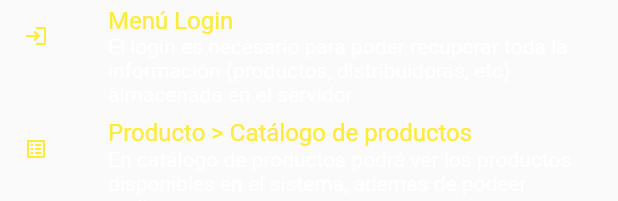
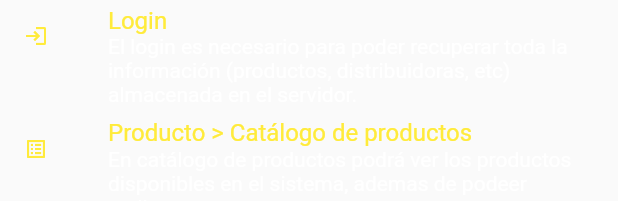
Before and after one commit to Latouquette96/sistema_jugueteria_efrain_v3, a Flutter app: the HomeWidget widget shown alone on an empty page, opened directly, on a phone screen of 412 x 824 dp. Shown: the top 201 px of the screen. Run offline on Flutter 3.47's test engine with Material 2 defaults, Android fonts, the phone set to English and light mode, and no system bars; our stand-ins replace dio, elegant_notification, expansion_tile_card, file_picker, flutter_riverpod, flutter_switch and 5 more; missing offline and left inert: file_selector, flutter_simple_treeview, gsheets, mailto, mysql1, pluto_grid and 4 more; accounts and stored records are empty; statements that could not run were skipped; key blocks and very long unbroken strings in the code were emptied for the run.

Commit message:
Correcciones varias.

```diff
--- a/sistema_jugueteria_efrain_v3/lib/gui/drawer/drawer_login.dart
+++ b/sistema_jugueteria_efrain_v3/lib/gui/drawer/drawer_login.dart
@@ -70,7 +70,7 @@ class _DrawerLoginState extends ConsumerState<DrawerLogin> with ContainerParamet
   ///DrawerLogin: Devuelve el widget de encabezado
   Widget _getWidgetHeader(BuildContext context){
     return DrawerHeaderCustom(
-      title: "Login/Logout",
+      title: "Login al Servidor",
       description: 'Debe loguearse para acceder a funciones vinculadas con el servidor tales como'
           'la actualización de la base de datos, el carrito de ventas, etc.',
       width: 400,
--- a/sistema_jugueteria_efrain_v3/lib/gui/main/home_widget.dart
+++ b/sistema_jugueteria_efrain_v3/lib/gui/main/home_widget.dart
@@ -1,5 +1,6 @@
 import 'package:flutter/material.dart';
 
+///Clase HomeWidget: Modela la clase de inicio con la información relevante de cada sección.
 class HomeWidget extends StatefulWidget {
   const HomeWidget({super.key});
 
@@ -17,7 +18,7 @@ class _HomeWidgetState extends State<HomeWidget>{
 
     //Info: Login
     list.add(const ListTile(
-          title: Text("Menú Login", style: TextStyle(color: Colors.yellow, fontSize: 16),),
+          title: Text("Login", style: TextStyle(color: Colors.yellow, fontSize: 16),),
           subtitle: Text("El login es necesario para poder recuperar toda la información (productos, distribuidoras, etc) almacenada en el servidor.", style: TextStyle(color: Colors.white),),
           leading: Icon(Icons.login, color: Colors.yellow, size: 16,),
         ));
--- a/sistema_jugueteria_efrain_v3/lib/gui/screen/distributor/screen_distributor_catalog.dart
+++ b/sistema_jugueteria_efrain_v3/lib/gui/screen/distributor/screen_distributor_catalog.dart
@@ -10,6 +10,7 @@ import 'package:sistema_jugueteria_efrain_v3/logic/utils/datetime_custom.dart';
 import 'package:sistema_jugueteria_efrain_v3/provider/distributor/distributor_crud_provider.dart';
 import 'package:sistema_jugueteria_efrain_v3/provider/distributor/distributor_provider.dart';
 import 'package:sistema_jugueteria_efrain_v3/provider/distributor/catalog_distributor_provider.dart';
+import 'package:sistema_jugueteria_efrain_v3/provider/login/login_mysql_provider.dart';
 import 'package:sistema_jugueteria_efrain_v3/provider/pluto_state/pluto_row_provider.dart';
 
 ///Clase ScreenDistributorCatalog: Modela un catálogo de distribuidoras.
@@ -31,6 +32,10 @@ class _ScreenDistributorCatalogState extends ConsumerState<ScreenDistributorCata
   void didChangeDependencies() {
     _navigator = Navigator.of(context);
     super.didChangeDependencies();
+  }
+
+  dependOnInheritedWidgetOfExactType(){
+    ref.read(passwordLoginMySQLProvider.notifier);
   }
 
   @override
--- a/sistema_jugueteria_efrain_v3/lib/provider/config/services_provider.dart
+++ b/sistema_jugueteria_efrain_v3/lib/provider/config/services_provider.dart
@@ -26,6 +26,7 @@ class ServiceProvider {
       await ref.read(productCatalogPDFProvider.notifier).initialize();
       await ref.read(catalogDistributorProvider.notifier).initialize();
     }
+    // ignore: empty_catches
     catch(e){}
   }
 
```
Also changed, not shown: sistema_jugueteria_efrain_v3/lib/gui/main/tabbedview_widget.dart (+11 -0 lines).
